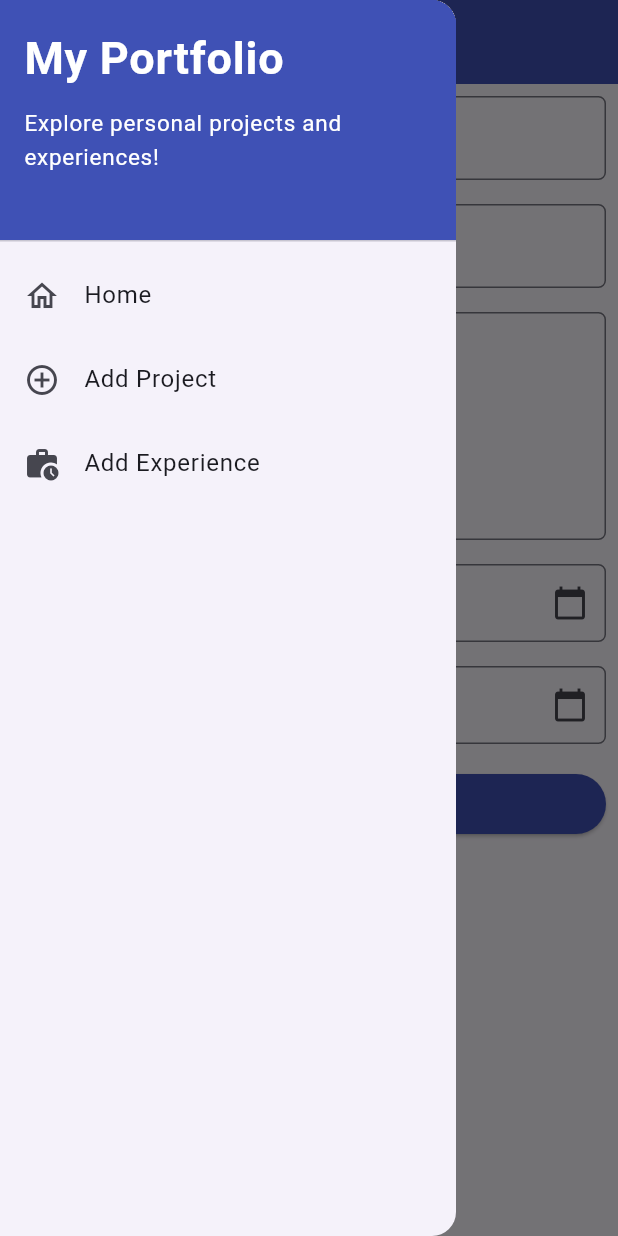
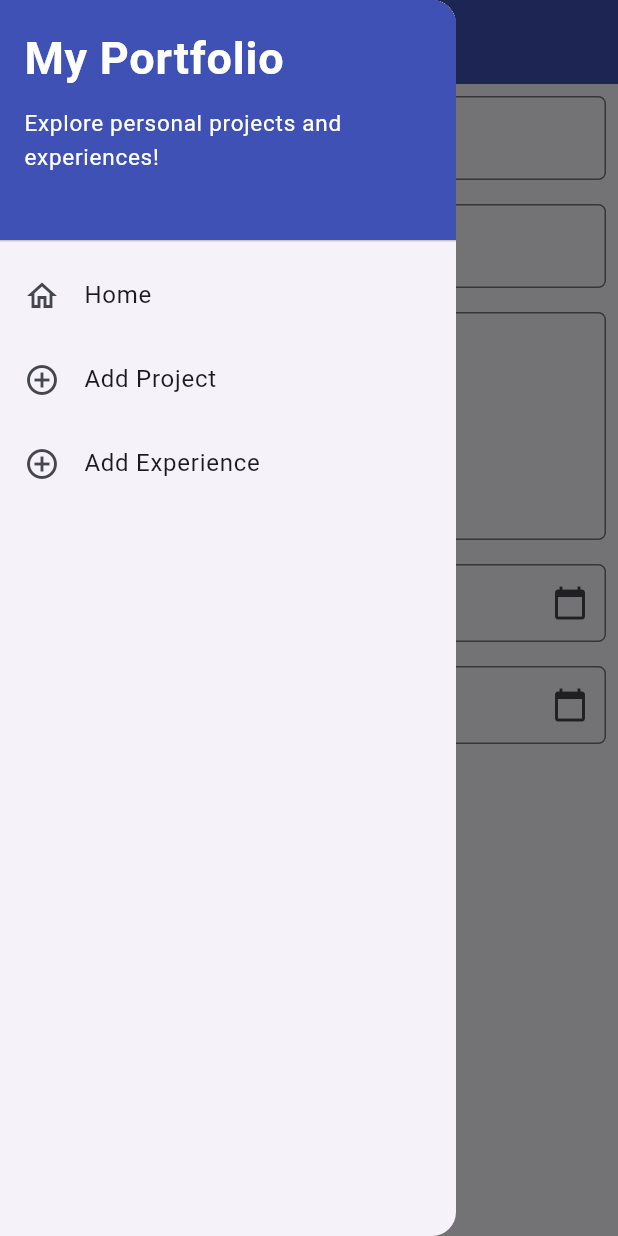
Before and after one commit to Alyatsbt/myportofolio_mobile, a Flutter app: the ExperienceFormPage screen opened directly, with the side drawer open, on a phone screen of 412 x 824 dp. Run offline on Flutter 3.47's test engine with Material 3 defaults, Android fonts, the phone set to English and light mode, and no system bars.

Commit message:
update README

```diff
--- a/lib/screens/experience_form.dart
+++ b/lib/screens/experience_form.dart
@@ -1,4 +1,3 @@
-
 import 'package:flutter/material.dart';
 import 'package:myportofolio_mobile/widgets/left_drawer.dart';
 
@@ -11,7 +10,6 @@ class ExperienceFormPage extends StatefulWidget {
 }
 
 class _ExperienceFormPageState extends State<ExperienceFormPage> {
-
   // === Form State & Controllers ===
   final _formKey = GlobalKey<FormState>();
   final _positionController = TextEditingController();
@@ -276,19 +274,14 @@ class _ExperienceFormPageState extends State<ExperienceFormPage> {
                 alignment: Alignment.bottomCenter,
                 child: Padding(
                   padding: const EdgeInsets.all(8.0),
-                  child: SizedBox(
-                    width: double.infinity,
                   child: ElevatedButton(
                     style: ButtonStyle(
-                        backgroundColor: WidgetStateProperty.all(
-                          Colors.indigo,
-                        ),
+                      backgroundColor: WidgetStateProperty.all(Colors.indigo),
                     ),
                     onPressed: _showSummary,
                     child: const Text(
                       'Save',
                       style: TextStyle(color: Colors.white),
-                      ),
                     ),
                   ),
                 ),
--- a/lib/widgets/left_drawer.dart
+++ b/lib/widgets/left_drawer.dart
@@ -57,7 +57,7 @@ class LeftDrawer extends StatelessWidget {
             },
           ),
           ListTile(
-            leading: const Icon(Icons.work_history),
+            leading: const Icon(Icons.add_circle_outline),
             title: const Text('Add Experience'),
             onTap: () {
               Navigator.push(
```
Also changed, not shown: 1 other file. Lines whose indentation alone changed are shown as unchanged.
